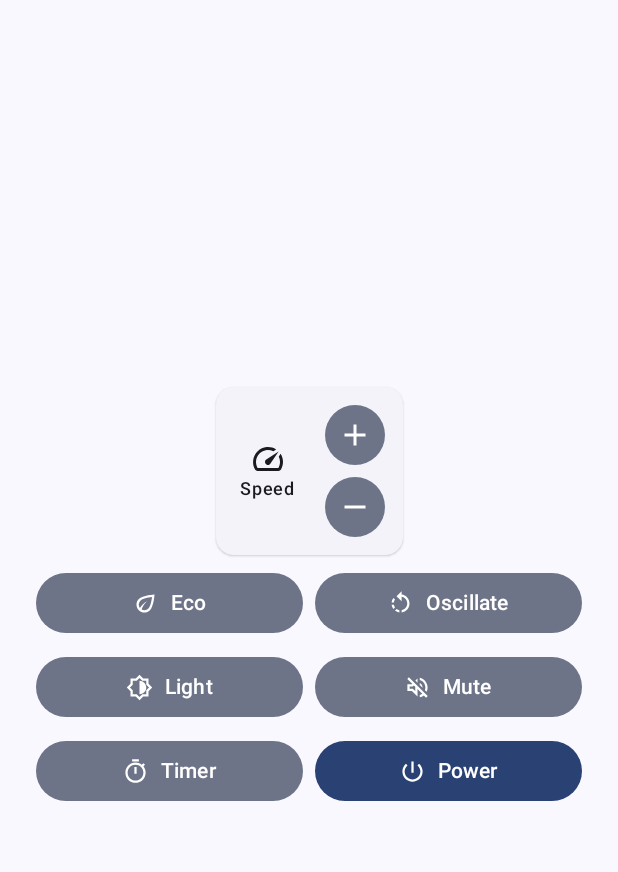
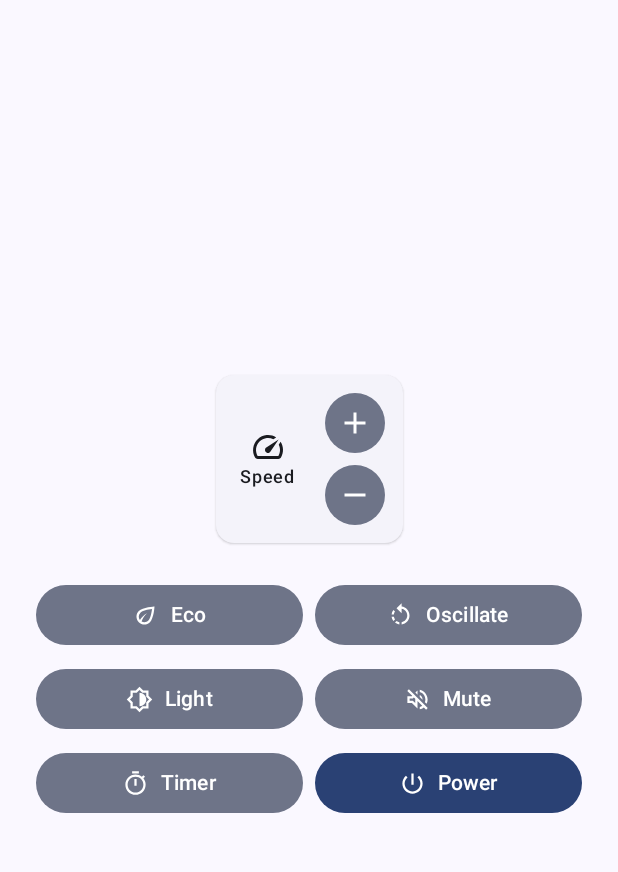
Before and after one commit to Wartybix/MeacoFan_650_Remote, an Android app built with Jetpack Compose: the screen it shows after launch (MainActivity), on a phone screen of 412 x 824 dp, the part 69-941 px from its top. Run offline under Robolectric (Android 15) with nearby library versions, the phone set to English and light mode, and no system bars.

Commit message:
Increased padding of speed widget.

```diff
--- a/app/src/main/java/com/example/meacofan650remote/ui/RemoteScreen.kt
+++ b/app/src/main/java/com/example/meacofan650remote/ui/RemoteScreen.kt
@@ -5,6 +5,7 @@ import androidx.compose.foundation.layout.Box
 import androidx.compose.foundation.layout.Column
 import androidx.compose.foundation.layout.PaddingValues
 import androidx.compose.foundation.layout.Row
+import androidx.compose.foundation.layout.Spacer
 import androidx.compose.foundation.layout.fillMaxSize
 import androidx.compose.foundation.layout.fillMaxWidth
 import androidx.compose.foundation.layout.padding
@@ -37,7 +38,7 @@ fun RemoteScreen(
             horizontalAlignment = Alignment.CenterHorizontally
         )
         {
-            SpeedWidget()
+            SpeedWidget(modifier = Modifier.padding(bottom = 16.dp))
 
             Row(
                 modifier = Modifier.fillMaxWidth(),
--- a/app/src/main/java/com/example/meacofan650remote/ui/SpeedWidget.kt
+++ b/app/src/main/java/com/example/meacofan650remote/ui/SpeedWidget.kt
@@ -25,7 +25,7 @@ fun SpeedWidget(
 ) {
     ElevatedCard(modifier = modifier) {
         Row(
-            modifier = modifier.padding(8.dp),
+            modifier = Modifier.padding(8.dp),
             verticalAlignment = Alignment.CenterVertically,
             horizontalArrangement = Arrangement.spacedBy(16.dp)
         ) {
```
